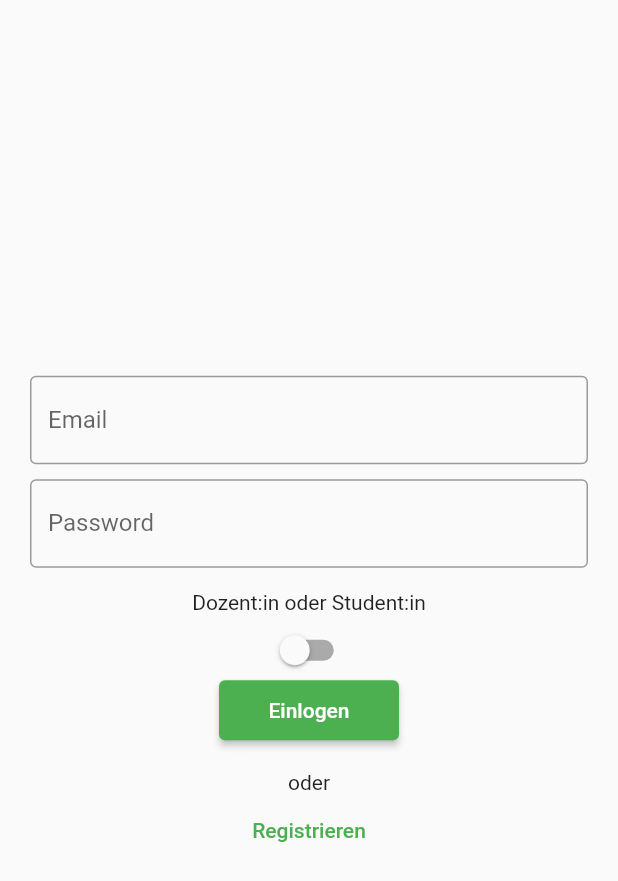
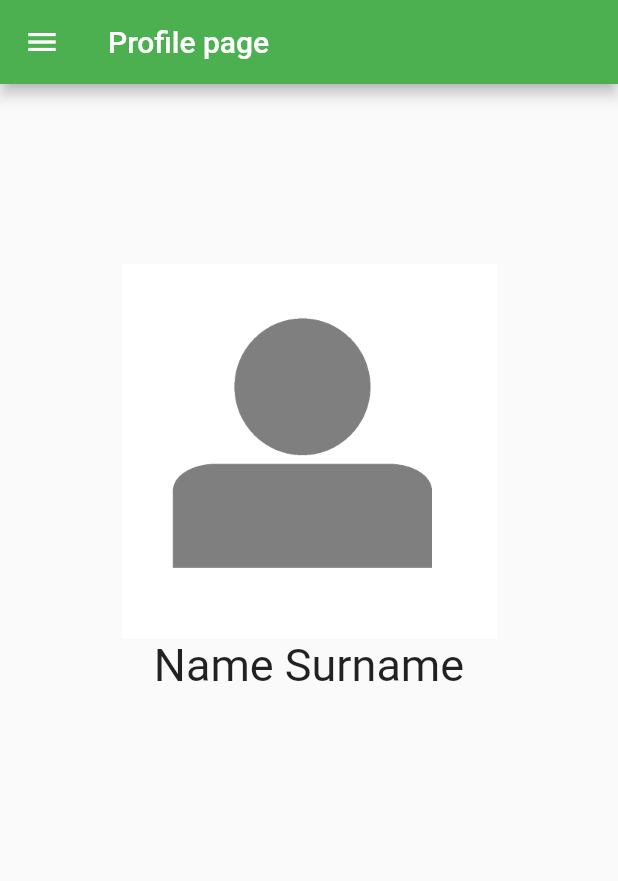
Before and after one commit to smartmyon/betreuer_app, a Flutter app: the screen it shows after launch, after a tap on "Einlogen", on a phone screen of 412 x 824 dp. Shown: the top 881 px of the screen. Run offline on Flutter 3.47's test engine with Material 2 defaults, Android fonts, the phone set to English and light mode, and no system bars.

Commit message:
added profile page and drawer

```diff
--- a/lib/main.dart
+++ b/lib/main.dart
@@ -27,9 +27,12 @@ class MyApp extends StatelessWidget {
 class MyAppState extends ChangeNotifier {
   var user = "teacher";
 
-  void loginfunction() {}
-
-  void gotosingupfunction() {}
+  void loginfunction(BuildContext context) {
+    Navigator.push(
+      context,
+      MaterialPageRoute(builder: (context) => ProfilePage()),
+    );
+  }
 
   void changeuser() {
     if (user == "teacher") {
@@ -92,7 +95,7 @@ class LoginPage extends StatelessWidget {
             width: 120,
             child: ElevatedButton(
                 onPressed: () {
-                  appState.loginfunction();
+                  appState.loginfunction(context);
                 },
                 child: Text("Einlogen")),
           ),
@@ -204,7 +207,10 @@ class SignupPage extends StatelessWidget {
                   width: 120,
                   height: 40,
                   child: ElevatedButton(
-                      onPressed: () {}, child: Text("Registriern"))),
+                      onPressed: () {
+                        appState.loginfunction(context);
+                      },
+                      child: Text("Registriern"))),
               SizedBox(
                 height: 20,
               ),
@@ -229,3 +235,64 @@ class SignupPage extends StatelessWidget {
             ])));
   }
 }
+
+class ProfilePage extends StatelessWidget {
+  @override
+  Widget build(BuildContext context) {
+    return Scaffold(
+      appBar: AppBar(title: const Text('Profile page')),
+      drawer: Drawer(
+        child: ListView(
+          padding: EdgeInsets.zero,
+          children: <Widget>[
+            SizedBox(
+              height: 88,
+              child: DrawerHeader(
+                decoration: BoxDecoration(
+                  color: Colors.green,
+                ),
+                child: Text(
+                  'Was wollen Sie?',
+                  style: TextStyle(
+                    color: Colors.white,
+                    fontSize: 24,
+                  ),
+                ),
+              ),
+            ),
+            ListTile(
+              leading: Icon(Icons.logout),
+              title: Text('Ausloggen'),
+              onTap: () {
+                while (Navigator.canPop(context)) {
+                  Navigator.pop(context);
+                }
+              },
+            ),
+          ],
+        ),
+      ),
+      body: Padding(
+          padding: const EdgeInsets.all(20),
+          child: Center(
+            child: Column(
+              mainAxisAlignment: MainAxisAlignment.start,
+              children: [
+                SizedBox(
+                  height: 100,
+                ),
+                SizedBox(
+                  width: 250,
+                  height: 250,
+                  child: Image.asset('assets/images/profileavatar.png'),
+                ),
+                Text(
+                  "Name Surname",
+                  style: TextStyle(fontSize: 30),
+                ),
+              ],
+            ),
+          )),
+    );
+  }
+}
--- a/pubspec.yaml
+++ b/pubspec.yaml
@@ -59,6 +59,8 @@ flutter:
   # included with your application, so that you can use the icons in
   # the material Icons class.
   uses-material-design: true
+  assets:
+    - assets/images/profileavatar.png
 
   # To add assets to your application, add an assets section, like this:
   # assets:
```
Also changed, not shown: assets/images/profileavatar.png (added).
